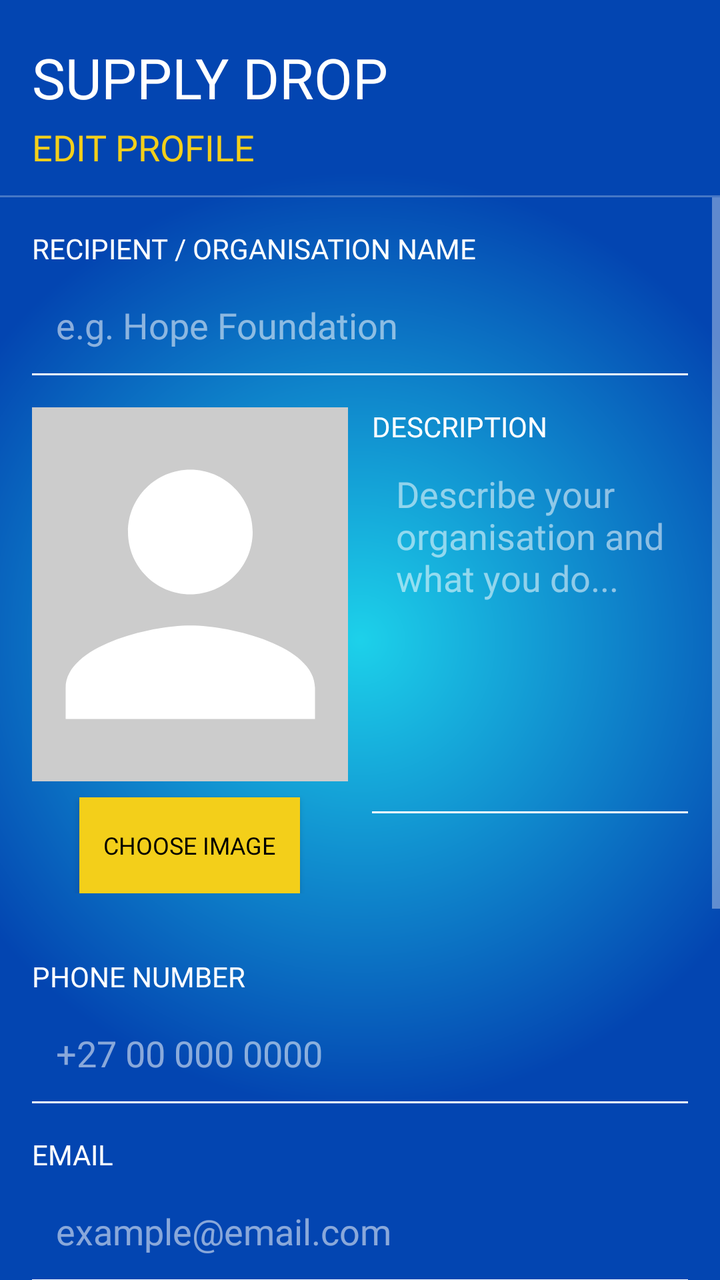
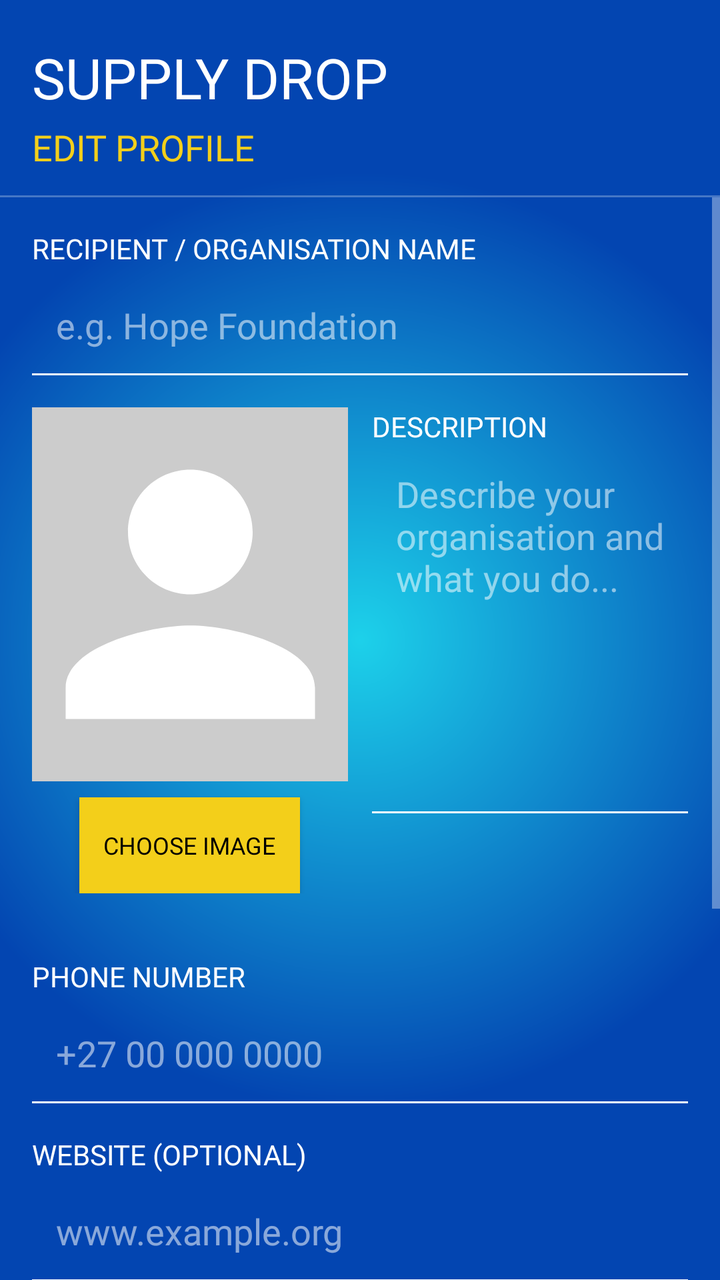

The first picture is an Android layout as it rendered before a commit; the second is the same layout after the commit. The layout source and the unified diff follow.
<!-- AndroidManifest.xml: application theme Theme.SupplyDrop -->
<!-- res/layout/activity_edit_profile.xml -->
<?xml version="1.0" encoding="utf-8"?>
<androidx.constraintlayout.widget.ConstraintLayout
    xmlns:android="http://schemas.android.com/apk/res/android"
    xmlns:app="http://schemas.android.com/apk/res-auto"
    android:layout_width="match_parent"
    android:layout_height="match_parent"
    android:fitsSystemWindows="true"
    android:background="@drawable/login_background">

    
    <TextView
        android:id="@+id/appTitleLbl"
        android:layout_width="match_parent"
        android:layout_height="wrap_content"
        android:fontFamily="@font/luckiest_guy"
        android:text="SUPPLY DROP"
        android:textColor="@color/white"
        android:textSize="28sp"
        android:paddingTop="20dp"
        android:paddingStart="16dp"
        android:paddingEnd="16dp"
        android:paddingBottom="4dp"
        app:layout_constraintTop_toTopOf="parent"
        app:layout_constraintStart_toStartOf="parent"
        app:layout_constraintEnd_toEndOf="parent"/>

    
    <TextView
        android:id="@+id/subTitleLbl"
        android:layout_width="match_parent"
        android:layout_height="wrap_content"
        android:fontFamily="@font/luckiest_guy"
        android:text="EDIT PROFILE"
        android:textColor="@color/yellow"
        android:textSize="18sp"
        android:paddingStart="16dp"
        android:paddingEnd="16dp"
        android:paddingBottom="12dp"
        app:layout_constraintTop_toBottomOf="@id/appTitleLbl"
        app:layout_constraintStart_toStartOf="parent"
        app:layout_constraintEnd_toEndOf="parent"/>

    
    <View
        android:id="@+id/divider"
        android:layout_width="match_parent"
        android:layout_height="1dp"
        android:background="#44ffffff"
        app:layout_constraintTop_toBottomOf="@id/subTitleLbl"
        app:layout_constraintStart_toStartOf="parent"
        app:layout_constraintEnd_toEndOf="parent"/>

    
    <ScrollView
        android:layout_width="match_parent"
        android:layout_height="0dp"
        app:layout_constraintTop_toBottomOf="@id/divider"
        app:layout_constraintBottom_toBottomOf="parent"
        app:layout_constraintStart_toStartOf="parent"
        app:layout_constraintEnd_toEndOf="parent">

        <LinearLayout
            android:layout_width="match_parent"
            android:layout_height="wrap_content"
            android:orientation="vertical"
            android:padding="16dp">

            
            <TextView
                android:layout_width="match_parent"
                android:layout_height="wrap_content"
                android:text="RECIPIENT / ORGANISATION NAME"
                android:textColor="@color/white"
                android:fontFamily="@font/luckiest_guy"
                android:textSize="14sp"
                android:paddingBottom="4dp"/>

            <EditText
                android:id="@+id/recipientNameEt"
                android:layout_width="match_parent"
                android:layout_height="50dp"
                android:background="@drawable/edittext_background"
                android:paddingStart="12dp"
                android:paddingEnd="12dp"
                android:hint="e.g. Hope Foundation"
                android:inputType="text"
                android:textColor="@color/white"
                android:textColorHint="#88ffffff"
                android:fontFamily="@font/luckiest_guy"/>

            
            <LinearLayout
                android:layout_width="match_parent"
                android:layout_height="wrap_content"
                android:orientation="horizontal"
                android:layout_marginTop="16dp"
                android:layout_marginBottom="16dp">

                
                <LinearLayout
                    android:layout_width="0dp"
                    android:layout_height="wrap_content"
                    android:layout_weight="1"
                    android:layout_marginEnd="12dp"
                    android:gravity="center_horizontal"
                    android:orientation="vertical">

                    <ImageView
                        android:id="@+id/profileImageView"
                        android:layout_width="173dp"
                        android:layout_height="187dp"
                        android:background="#CCCCCC"
                        android:scaleType="centerCrop"
                        android:src="@drawable/account_circle" />

                    <Button
                        android:id="@+id/changeImageBtn"
                        android:layout_width="wrap_content"
                        android:layout_height="wrap_content"
                        android:layout_marginTop="8dp"
                        android:text="Choose Image"
                        android:fontFamily="@font/luckiest_guy"
                        android:textColor="@color/black"
                        android:textSize="12sp"
                        android:paddingStart="12dp"
                        android:paddingEnd="12dp"
                        android:paddingTop="4dp"
                        android:paddingBottom="4dp"
                        android:minHeight="48dp"
                        android:minWidth="0dp"
                        android:background="@color/yellow"
                        app:backgroundTint="@null"/>

                </LinearLayout>

                
                <LinearLayout
                    android:layout_width="0dp"
                    android:layout_height="wrap_content"
                    android:layout_weight="1"
                    android:orientation="vertical">

                    <TextView
                        android:layout_width="match_parent"
                        android:layout_height="wrap_content"
                        android:text="DESCRIPTION"
                        android:textColor="@color/white"
                        android:fontFamily="@font/luckiest_guy"
                        android:textSize="14sp"
                        android:paddingBottom="4dp"/>

                    <EditText
                        android:id="@+id/descriptionEt"
                        android:layout_width="match_parent"
                        android:layout_height="180dp"
                        android:background="@drawable/edittext_background"
                        android:paddingStart="12dp"
                        android:paddingEnd="12dp"
                        android:paddingTop="8dp"
                        android:hint="Describe your organisation and what you do..."
                        android:inputType="textMultiLine"
                        android:gravity="top"
                        android:textColor="@color/white"
                        android:textColorHint="#88ffffff"
                        android:fontFamily="@font/luckiest_guy"/>

                </LinearLayout>

            </LinearLayout>

            
            <TextView
                android:layout_width="match_parent"
                android:layout_height="wrap_content"
                android:fontFamily="@font/luckiest_guy"
                android:paddingTop="16dp"
                android:paddingBottom="4dp"
                android:text="PHONE NUMBER"
                android:textColor="@color/white"
                android:textSize="14sp" />

            <EditText
                android:id="@+id/phoneEt"
                android:layout_width="match_parent"
                android:layout_height="50dp"
                android:background="@drawable/edittext_background"
                android:fontFamily="@font/luckiest_guy"
                android:hint="+27 00 000 0000"
                android:inputType="phone"
                android:paddingStart="12dp"
                android:paddingEnd="12dp"
                android:textColor="@color/white"
                android:textColorHint="#88ffffff" />

            
            <TextView
                android:layout_width="match_parent"
                android:layout_height="wrap_content"
                android:fontFamily="@font/luckiest_guy"
                android:paddingTop="16dp"
                android:paddingBottom="4dp"
                android:text="EMAIL"
                android:textColor="@color/white"
                android:textSize="14sp" />

            <EditText
                android:id="@+id/emailEt"
                android:layout_width="match_parent"
                android:layout_height="50dp"
                android:background="@drawable/edittext_background"
                android:fontFamily="@font/luckiest_guy"
                android:hint="example@email.com"
                android:inputType="textEmailAddress"
                android:paddingStart="12dp"
                android:paddingEnd="12dp"
                android:textColor="@color/white"
                android:textColorHint="#88ffffff" />

            
            <TextView
                android:layout_width="match_parent"
                android:layout_height="wrap_content"
                android:fontFamily="@font/luckiest_guy"
                android:paddingTop="16dp"
                android:paddingBottom="4dp"
                android:text="WEBSITE (OPTIONAL)"
                android:textColor="@color/white"
                android:textSize="14sp" />

            <EditText
                android:id="@+id/websiteEt"
                android:layout_width="match_parent"
                android:layout_height="50dp"
                android:background="@drawable/edittext_background"
                android:fontFamily="@font/luckiest_guy"
                android:hint="www.example.org"
                android:inputType="textWebEmailAddress"
                android:paddingStart="12dp"
                android:paddingEnd="12dp"
                android:textColor="@color/white"
                android:textColorHint="#88ffffff" />

            
            <TextView
                android:layout_width="match_parent"
                android:layout_height="wrap_content"
                android:fontFamily="@font/luckiest_guy"
                android:paddingTop="16dp"
                android:paddingBottom="4dp"
                android:text="ADDRESS"
                android:textColor="@color/white"
                android:textSize="14sp" />

            <EditText
                android:id="@+id/addressEt"
                android:layout_width="match_parent"
                android:layout_height="50dp"
                android:background="@drawable/edittext_background"
                android:fontFamily="@font/luckiest_guy"
                android:hint="123 Example Street, City, 1234"
                android:inputType="textPostalAddress"
                android:paddingStart="12dp"
                android:paddingEnd="12dp"
                android:textColor="@color/white"
                android:textColorHint="#88ffffff" />

            
            <Button
                android:id="@+id/saveProfileBtn"
                android:layout_width="match_parent"
                android:layout_height="wrap_content"
                android:layout_marginTop="24dp"
                android:layout_marginBottom="16dp"
                android:background="@color/yellow"
                android:fontFamily="@font/luckiest_guy"
                android:text="SAVE PROFILE"
                android:textColor="@color/black"
                android:textSize="16sp"
                app:backgroundTint="@null" />

        </LinearLayout>
    </ScrollView>

</androidx.constraintlayout.widget.ConstraintLayout>
<!-- resources referenced by this layout -->
<resources>
  <color name="black">#FF000000</color>
  <color name="white">#FFFFFFFF</color>
  <color name="yellow">#F3CF1A</color>
  <!-- drawable account_circle (drawable) -->
  <vector xmlns:android="http://schemas.android.com/apk/res/android"
      android:width="24dp"
      android:height="24dp"
      android:viewportWidth="24"
      android:viewportHeight="24">
      <path
          android:fillColor="#FFFFFF"
          android:pathData="M12,12c2.21,0 4,-1.79 4,-4s-1.79,-4 -4,-4 -4,1.79 -4,4 1.79,4 4,4zM12,14c-2.67,0 -8,1.34 -8,4v2h16v-2c0,-2.66 -5.33,-4 -8,-4z"/>
  </vector>
  <!-- drawable edittext_background (drawable) -->
  <?xml version="1.0" encoding="utf-8"?>
  <layer-list xmlns:android="http://schemas.android.com/apk/res/android">
      <item android:top="-3dp" android:bottom="-1dp" android:right="-3dp" android:left="-3dp">
          <shape android:shape="rectangle">
              <stroke android:width="2dp" android:color="@color/white"/>
          </shape>
      </item>
  </layer-list>
  <!-- drawable login_background (drawable) -->
  <?xml version="1.0" encoding="utf-8"?>
  <shape xmlns:android="http://schemas.android.com/apk/res/android">
      <gradient
          android:type="radial"
          android:gradientRadius="65%p"
          android:centerX="50%"
          android:centerY="50%"
          android:startColor="@color/lblue"
          android:endColor="@color/dblue">
  
      </gradient></shape>
  <style name="Theme.SupplyDrop" parent="Base.Theme.SupplyDrop" />
  <color name="lblue">#1DD1EA</color>
  <color name="dblue">#0345B1</color>
  <style name="Base.Theme.SupplyDrop" parent="Theme.AppCompat.NoActionBar">
          
          
      </style>
</resources>

<!-- the commit's change to res/layout/activity_edit_profile.xml (unified diff, before → after) -->
@@ -192,29 +192,6 @@
                 android:textColor="@color/white"
                 android:textColorHint="#88ffffff" />
 
-            
-            <TextView
-                android:layout_width="match_parent"
-                android:layout_height="wrap_content"
-                android:fontFamily="@font/luckiest_guy"
-                android:paddingTop="16dp"
-                android:paddingBottom="4dp"
-                android:text="EMAIL"
-                android:textColor="@color/white"
-                android:textSize="14sp" />
-
-            <EditText
-                android:id="@+id/emailEt"
-                android:layout_width="match_parent"
-                android:layout_height="50dp"
-                android:background="@drawable/edittext_background"
-                android:fontFamily="@font/luckiest_guy"
-                android:hint="example@email.com"
-                android:inputType="textEmailAddress"
-                android:paddingStart="12dp"
-                android:paddingEnd="12dp"
-                android:textColor="@color/white"
-                android:textColorHint="#88ffffff" />
 
             
             <TextView
@@ -263,6 +240,32 @@
                 android:paddingEnd="12dp"
                 android:textColor="@color/white"
                 android:textColorHint="#88ffffff" />
+
+            
+
+            <TextView
+                android:layout_width="match_parent"
+                android:layout_height="wrap_content"
+                android:fontFamily="@font/luckiest_guy"
+                android:paddingTop="16dp"
+                android:paddingBottom="4dp"
+                android:text="CITY"
+                android:textColor="@color/white"
+                android:textSize="14sp" />
+
+            <EditText
+                android:id="@+id/cityEt"
+                android:layout_width="match_parent"
+                android:layout_height="50dp"
+                android:background="@drawable/edittext_background"
+                android:fontFamily="@font/luckiest_guy"
+                android:hint="City"
+                android:inputType="text"
+                android:paddingStart="12dp"
+                android:paddingEnd="12dp"
+                android:textColor="@color/white"
+                android:textColorHint="#88ffffff" />
+
 
             
             <Button
